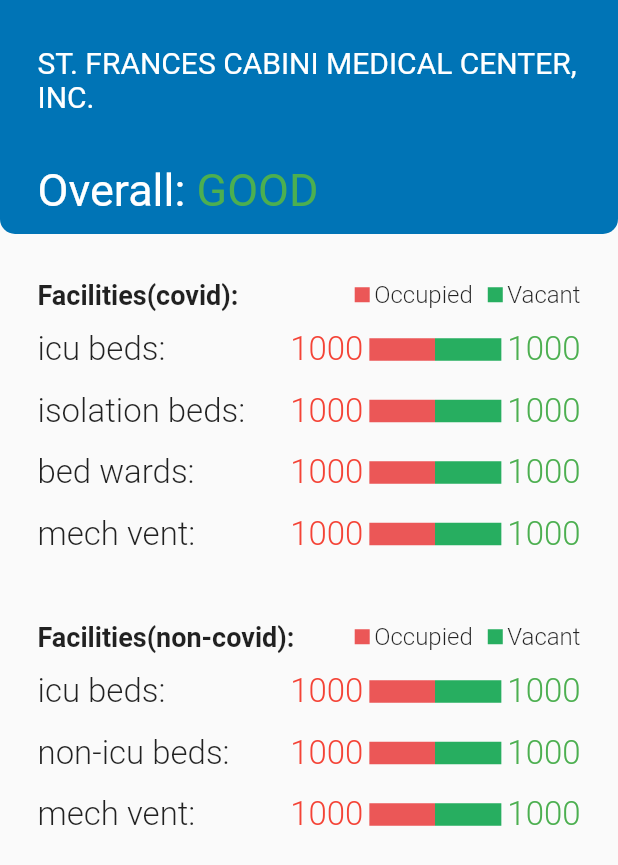
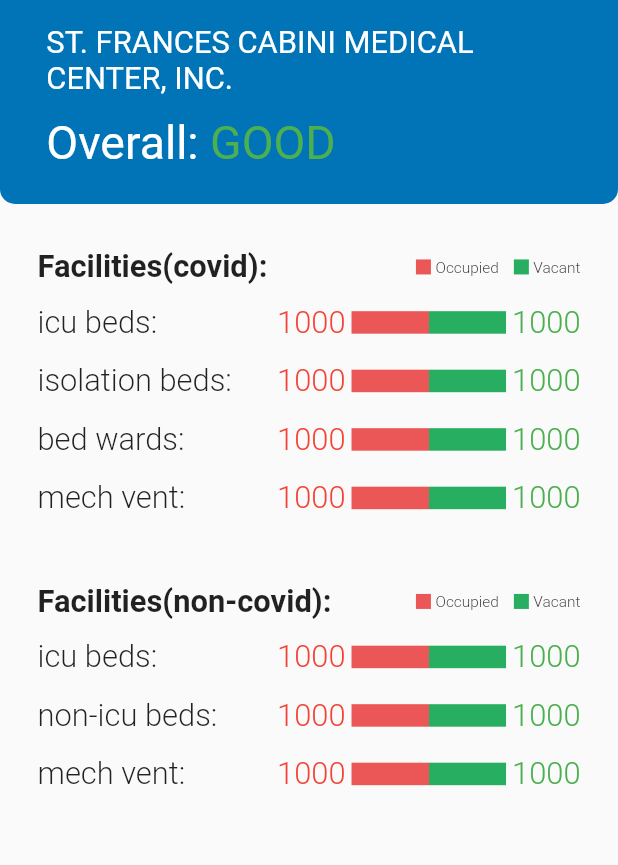
Before and after one commit to Simperfy/COVID-19-PH-DOH, a Flutter app: the FacilitiesView widget shown alone on an empty page, opened directly, on a phone screen of 412 x 824 dp. Shown: the top 865 px of the screen. Run offline on Flutter 3.47's test engine with Material 2 defaults, Android fonts, the phone set to English and light mode, and no system bars; our stand-ins replace charts_flutter, flutter_svg, stacked; network calls fail.

Commit message:
UPDATED: UI Responsiveness

```diff
--- a/lib/ui/pages/views/facilities_view/facilities_view.dart
+++ b/lib/ui/pages/views/facilities_view/facilities_view.dart
@@ -16,11 +16,13 @@
         initialiseSpecialViewModelsOnce: true,
         viewModelBuilder: () => FacilitiesViewModel(),
         builder: (context, model, child) {
-          return Column(
-            children: [
-              _HospitalHeaderCard(),
-              _HospitalFacilitiesView(regionQuery: this.regionQuery),
-            ],
+          return SingleChildScrollView(
+            child: Column(
+              children: [
+                _HospitalHeaderCard(),
+                _HospitalFacilitiesView(regionQuery: this.regionQuery),
+              ],
+            ),
           );
         });
   }
@@ -34,7 +36,7 @@
   @override
   Widget build(BuildContext context) {
     return Container(
-      height: 156,
+      height: MediaQuery.of(context).size.width * 0.33,
       width: double.maxFinite,
       decoration: BoxDecoration(
         borderRadius: BorderRadius.only(
@@ -45,19 +47,19 @@
       ),
       child: Center(
         child: Padding(
-          padding: EdgeInsets.symmetric(vertical: 30, horizontal: 25),
+          padding: EdgeInsets.symmetric(vertical: MediaQuery.of(context).size.width * 0.04, horizontal: MediaQuery.of(context).size.width * 0.075),
           child: Column(
             mainAxisAlignment: MainAxisAlignment.start,
             crossAxisAlignment: CrossAxisAlignment.start,
             children: [
               Text(
                 'ST. FRANCES CABINI MEDICAL CENTER, INC.',
-                style: whiteTextStyle.copyWith(fontSize: 20),
+                style: whiteTextStyle.copyWith(fontSize: MediaQuery.of(context).size.width * 0.05),
               ),
-              SizedBox(height: 33),
+              SizedBox(height: MediaQuery.of(context).size.width * 0.03),
               RichText(
                 text: TextSpan(
-                    style: whiteTextStyle.copyWith(fontSize: 30),
+                    style: whiteTextStyle.copyWith(fontSize: MediaQuery.of(context).size.width * 0.075),
                     children: [
                       TextSpan(text: 'Overall:'),
                       TextSpan(
@@ -141,7 +143,9 @@
         mainAxisAlignment: MainAxisAlignment.spaceBetween,
         children: <Widget>[
           Text(title,
-              style: TextStyle(fontSize: 18, fontWeight: FontWeight.bold)),
+              style: TextStyle(
+                  fontSize: MediaQuery.of(context).size.width * 0.05,
+                  fontWeight: FontWeight.bold)),
           (enableLegends ? _BuildLegends() : Container())
         ],
       ),
@@ -164,7 +168,9 @@
         mainAxisAlignment: MainAxisAlignment.spaceBetween,
         children: <Widget>[
           Text(title,
-              style: TextStyle(fontSize: 22, fontWeight: FontWeight.w300)),
+              style: TextStyle(
+                  fontSize: MediaQuery.of(context).size.width * 0.05,
+                  fontWeight: FontWeight.w300)),
           _BuilderMeter(occupanyRate: occupanyRate),
         ],
       ),
@@ -185,7 +191,7 @@
               Text(
                 '1000',
                 style: TextStyle(
-                    fontSize: 22,
+                    fontSize: MediaQuery.of(context).size.width * 0.05,
                     color: Colors.red,
                     fontWeight: FontWeight.w300),
               ),
@@ -193,7 +199,7 @@
                 padding: const EdgeInsets.symmetric(horizontal: 4.0),
                 child: Container(
                   height: 15,
-                  width: specificFacilitiesSummaryGradientBarLength,
+                  width: MediaQuery.of(context).size.width * 0.25,
                   decoration: BoxDecoration(
                     gradient: LinearGradient(
                       stops: [occupanyRate, occupanyRate],
@@ -210,7 +216,7 @@
               Text(
                 '1000',
                 style: TextStyle(
-                    fontSize: 22,
+                    fontSize: MediaQuery.of(context).size.width * 0.05,
                     color: Colors.green,
                     fontWeight: FontWeight.w300),
               ),
@@ -232,7 +238,9 @@
         ),
         Text(
           'Occupied',
-          style: TextStyle(fontSize: 16, fontWeight: FontWeight.w300),
+          style: TextStyle(
+              fontSize: MediaQuery.of(context).size.width * 0.025,
+              fontWeight: FontWeight.w300),
         ),
         SizedBox(width: 10),
         Container(
@@ -243,7 +251,9 @@
         ),
         Text(
           'Vacant',
-          style: TextStyle(fontSize: 16, fontWeight: FontWeight.w300),
+          style: TextStyle(
+              fontSize: MediaQuery.of(context).size.width * 0.025,
+              fontWeight: FontWeight.w300),
         ),
       ],
     );
```
